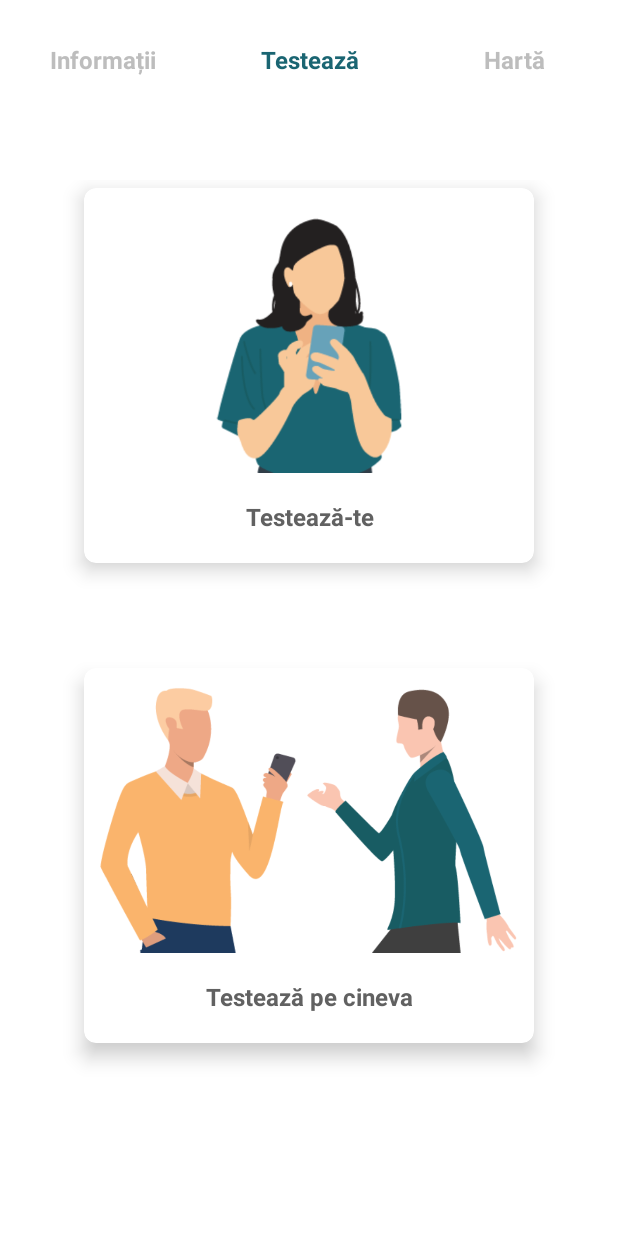
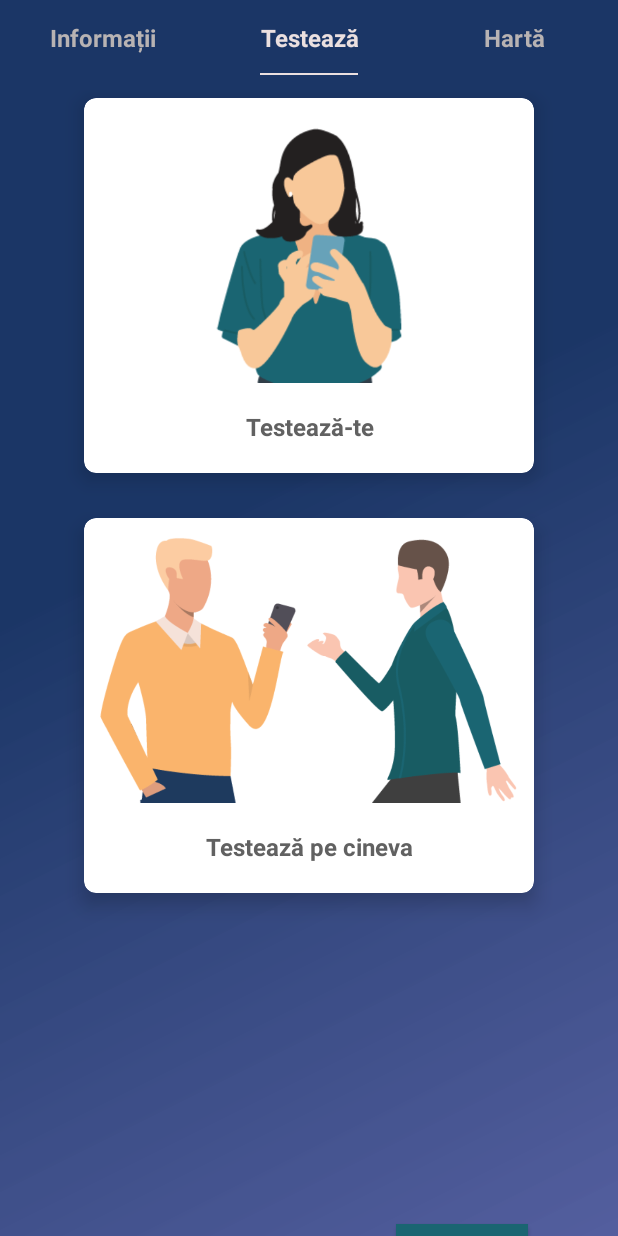
Before and after one commit to madalina1/hack4life, an Android app: the screen it shows after launch (MainActivity), on a phone screen of 412 x 824 dp. Run offline under Robolectric (Android 15) with nearby library versions, the phone set to English and light mode, and no system bars.

Commit message:
Some stuff

```diff
--- a/AVC App/app/src/main/java/com/example/avc/MainActivity.java
+++ b/AVC App/app/src/main/java/com/example/avc/MainActivity.java
@@ -1,12 +1,19 @@
 package com.example.avc;
 
+import androidx.appcompat.app.ActionBar;
 import androidx.appcompat.app.AppCompatActivity;
+import androidx.constraintlayout.widget.ConstraintLayout;
+import androidx.core.content.ContextCompat;
 import androidx.viewpager.widget.ViewPager;
 
 import android.os.Bundle;
+import android.view.Window;
+import android.view.WindowManager;
+
 import com.google.android.material.tabs.TabLayout;
 
 public class MainActivity extends AppCompatActivity {
+    ConstraintLayout mConstraintLayout;
     TabLayout tabLayout;
     ViewPager viewPager;
 
@@ -16,6 +23,7 @@ public class MainActivity extends AppCompatActivity {
         super.onCreate(savedInstanceState);
         setContentView(R.layout.activity_main);
 
+        mConstraintLayout = findViewById(R.id.constraintLayout);
         tabLayout = findViewById(R.id.tabLayout);
         viewPager = findViewById(R.id.viewPager);
         tabLayout.addTab(tabLayout.newTab().setText("Informații"));
@@ -33,6 +41,18 @@ public class MainActivity extends AppCompatActivity {
             @Override
             public void onTabSelected(TabLayout.Tab tab) {
                 viewPager.setCurrentItem(tab.getPosition());
+                String tabName = tab.getText().toString();
+                switch (tabName){
+                    case "Informații":
+                        mConstraintLayout.setBackground(getDrawable(R.drawable.gradient_info));
+                        break;
+                    case "Testează":
+                        mConstraintLayout.setBackground(getDrawable(R.drawable.gradient_testing));
+                        break;
+                    case "Hartă":
+                        mConstraintLayout.setBackground(getDrawable(R.drawable.gradient_map));
+                        break;
+                }
             }
             @Override
             public void onTabUnselected(TabLayout.Tab tab) {
--- a/AVC App/app/src/main/java/com/example/avc/Testing.java
+++ b/AVC App/app/src/main/java/com/example/avc/Testing.java
@@ -6,6 +6,8 @@ import android.view.View;
 import android.view.ViewGroup;
 
 import androidx.fragment.app.Fragment;
+
+import com.google.android.material.tabs.TabLayout;
 
 public class Testing extends Fragment {
     public Testing() {
--- a/AVC App/app/src/main/res/drawable/gradient.xml
+++ /dev/null
@@ -1,13 +0,0 @@
-<?xml version="1.0" encoding="utf-8"?>
-<shape xmlns:android="http://schemas.android.com/apk/res/android"
-    android:shape="rectangle">
-    <gradient
-        android:startColor="#006499"
-        android:endColor="#0093d7"
-        android:angle="90" />
-
-    <corners
-        android:bottomLeftRadius="8dp"
-        android:bottomRightRadius="8dp">
-    </corners>
-</shape>
--- /dev/null
+++ b/AVC App/app/src/main/res/drawable/gradient_info.xml
@@ -0,0 +1,12 @@
+<?xml version="1.0" encoding="utf-8"?>
+<shape xmlns:android="http://schemas.android.com/apk/res/android"
+    android:shape="rectangle">
+    <gradient
+        android:startColor="#801010"
+        android:endColor="#C21919"
+        android:centerColor="#801010"
+        android:centerX="0.4"
+        android:centerY="0.3"
+        android:type="linear"
+        android:angle="315" />
+</shape>
--- /dev/null
+++ b/AVC App/app/src/main/res/drawable/gradient_map.xml
@@ -0,0 +1,12 @@
+<?xml version="1.0" encoding="utf-8"?>
+<shape xmlns:android="http://schemas.android.com/apk/res/android"
+    android:shape="rectangle">
+    <gradient
+        android:startColor="#5E2B54"
+        android:endColor="#824379"
+        android:centerColor="#5E2B54"
+        android:centerX="0.4"
+        android:centerY="0.3"
+        android:type="linear"
+        android:angle="315" />
+</shape>
--- /dev/null
+++ b/AVC App/app/src/main/res/drawable/gradient_testing.xml
@@ -0,0 +1,12 @@
+<?xml version="1.0" encoding="utf-8"?>
+<shape xmlns:android="http://schemas.android.com/apk/res/android"
+    android:shape="rectangle">
+    <gradient
+        android:startColor="#1B3666"
+        android:endColor="#E6414D94"
+        android:centerColor="#1B3666"
+        android:centerX="0.4"
+        android:centerY="0.3"
+        android:type="linear"
+        android:angle="315" />
+</shape>
--- a/AVC App/app/src/main/res/layout/activity_main.xml
+++ b/AVC App/app/src/main/res/layout/activity_main.xml
@@ -2,28 +2,31 @@
 <androidx.constraintlayout.widget.ConstraintLayout xmlns:android="http://schemas.android.com/apk/res/android"
     xmlns:app="http://schemas.android.com/apk/res-auto"
     xmlns:tools="http://schemas.android.com/tools"
+    android:id="@+id/constraintLayout"
     android:layout_width="match_parent"
     android:layout_height="match_parent"
+    android:background="@drawable/gradient_testing"
     tools:context=".MainActivity"
-    android:background="@color/backgroundColor">
+    android:fitsSystemWindows="true">
 
     <com.google.android.material.tabs.TabLayout
         android:id="@+id/tabLayout"
         android:layout_width="0dp"
-        android:layout_height="80dp"
-        android:background="@color/backgroundColor"
+        android:layout_height="50dp"
+        android:background="@android:color/transparent"
         app:layout_constraintEnd_toEndOf="parent"
         app:layout_constraintStart_toStartOf="parent"
         app:layout_constraintTop_toTopOf="parent"
-        app:tabIndicatorColor="@android:color/transparent"
-        app:tabIndicatorHeight="0dp"
+        app:tabIndicatorColor="#EBE0E0"
+        app:tabIndicatorHeight="1dp"
+        app:tabIndicatorFullWidth="false"
         app:tabPaddingBottom="10dp"
         app:tabPaddingEnd="14dp"
         app:tabPaddingStart="14dp"
         app:tabPaddingTop="10dp"
-        app:tabTextColor="#bdbdbd"
-        app:tabSelectedTextColor="@color/colorPrimary"
-        app:tabTextAppearance="@style/TabLayoutTextStyle"/>
+        app:tabSelectedTextColor="#EBE0E0"
+        app:tabTextAppearance="@style/TabLayoutTextStyle"
+        app:tabTextColor="#B8B3B3" />
 
     <androidx.viewpager.widget.ViewPager
         android:id="@+id/viewPager"
@@ -31,8 +34,8 @@
         android:layout_height="wrap_content"
         android:layout_below="@id/tabLayout"
         android:layout_centerInParent="true"
-        android:layout_marginTop="120dp"
-        android:background="@color/backgroundColor"
+        android:layout_marginTop="60dp"
+        android:background="@android:color/transparent"
         app:layout_constraintStart_toStartOf="@+id/tabLayout"
         app:layout_constraintTop_toTopOf="@+id/tabLayout" />
 
--- a/AVC App/app/src/main/res/layout/testing.xml
+++ b/AVC App/app/src/main/res/layout/testing.xml
@@ -1,11 +1,11 @@
 <?xml version="1.0" encoding="utf-8"?>
 <FrameLayout xmlns:android="http://schemas.android.com/apk/res/android"
+    xmlns:card_view="http://schemas.android.com/apk/res-auto"
     xmlns:tools="http://schemas.android.com/tools"
-    xmlns:card_view="http://schemas.android.com/apk/res-auto"
     android:layout_width="match_parent"
     android:layout_height="match_parent"
-    tools:context=".Testing"
-    android:background="@color/backgroundColor">
+    android:background="@android:color/transparent"
+    tools:context=".Testing">
 
     <LinearLayout
         android:id="@+id/card_content"
@@ -18,14 +18,14 @@
             android:layout_width="300dp"
             android:layout_height="250dp"
             android:layout_gravity="center"
-            android:layout_marginBottom="70dp"
+            android:layout_marginTop="5dp"
+            android:layout_marginBottom="30dp"
             android:clickable="true"
             android:elevation="4dp"
             android:fadingEdgeLength="4dp"
             card_view:cardCornerRadius="8dp"
             card_view:cardElevation="8dp"
-            card_view:cardMaxElevation="8dp"
-            android:layout_marginTop="5dp">
+            card_view:cardMaxElevation="8dp">
 
             <ImageView
                 android:layout_width="match_parent"
@@ -40,10 +40,10 @@
                 android:layout_width="match_parent"
                 android:layout_height="match_parent"
                 android:gravity="center|bottom"
+                android:paddingBottom="20dp"
                 android:text="Testează-te"
-                    android:paddingBottom="20dp"
                 android:textAppearance="@style/TabLayoutTextStyle"
-                    android:textColor="@color/textColor"/>
+                android:textColor="@color/textColor" />
 
         </androidx.cardview.widget.CardView>
 
@@ -62,21 +62,20 @@
             <ImageView
                 android:layout_width="match_parent"
                 android:layout_height="wrap_content"
-                android:src="@drawable/help_blue"
+                android:layout_marginTop="10dp"
                 android:layout_marginBottom="60dp"
-                android:layout_marginTop="10dp"
                 android:contentDescription="@string/app_name"
-                />
+                android:src="@drawable/help_blue" />
 
             <TextView
                 android:id="@+id/info_text_single"
                 android:layout_width="match_parent"
                 android:layout_height="match_parent"
-                android:text="Testează pe cineva"
                 android:gravity="center|bottom"
                 android:paddingBottom="20dp"
+                android:text="Testează pe cineva"
                 android:textAppearance="@style/TabLayoutTextStyle"
-                android:textColor="@color/textColor"/>
+                android:textColor="@color/textColor" />
         </androidx.cardview.widget.CardView>
     </LinearLayout>
 
@@ -84,11 +83,11 @@
         android:id="@+id/button"
         android:layout_width="wrap_content"
         android:layout_height="wrap_content"
-        android:layout_gravity="bottom|right"
+        android:layout_gravity="bottom|end"
         android:layout_marginEnd="60dp"
         android:layout_marginBottom="20dp"
+        android:background="@color/colorPrimary"
         android:elevation="4dp"
-        android:text="Button"
-        android:background="@color/colorPrimary"/>
+        android:text="Button" />
 
 </FrameLayout>
--- a/AVC App/app/src/main/res/values/styles.xml
+++ b/AVC App/app/src/main/res/values/styles.xml
@@ -6,8 +6,9 @@
         <item name="colorPrimary">@color/colorPrimary</item>
         <item name="colorPrimaryDark">@color/colorPrimaryDark</item>
         <item name="colorAccent">@color/colorAccent</item>
-        <item name="android:statusBarColor">@color/statusBarColor</item>
-        <item name="android:windowLightStatusBar">true</item>
+<!--        <item name="android:statusBarColor">@color/statusBarColor</item>-->
+<!--        <item name="android:windowLightStatusBar">true</item>-->
+        <item name="android:windowTranslucentStatus">true</item>
     </style>
 
     <style name="AppTheme.Launcher">
```
Lines whose indentation alone changed are shown as unchanged.
